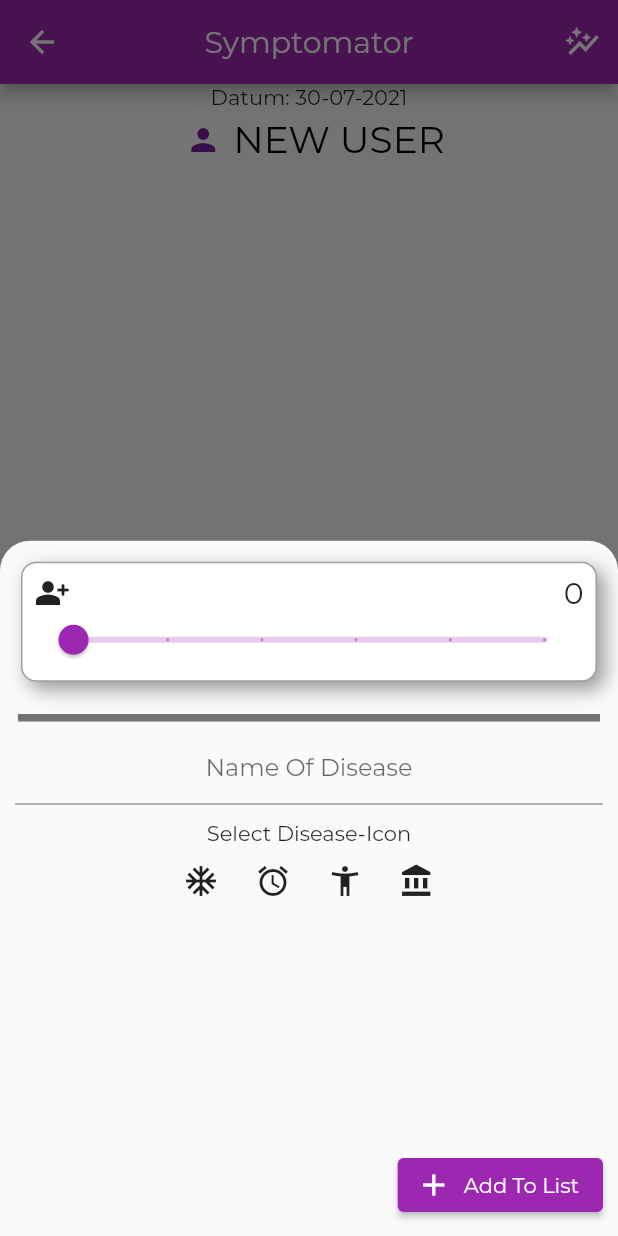
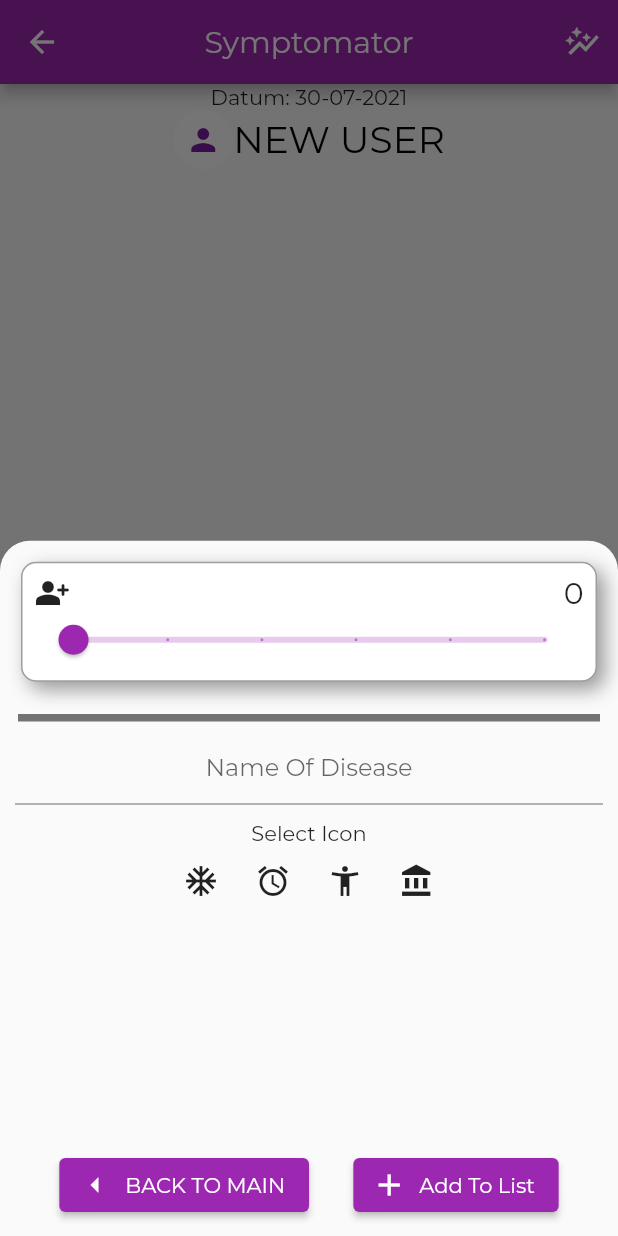
Before and after one commit to Zwennsch/Symptomator, a Flutter app: the MainScreen screen opened by its route, after a tap on "ADD NEW", on a phone screen of 412 x 824 dp. Run offline on Flutter 3.47's test engine with Material 2 defaults, Android fonts, the phone set to English and light mode, and no system bars; accounts and stored records are empty; project files that could hold a hidden picture were left out.

Commit message:
added functionality to add diseases from add_disease that get diplayed at main_screen

```diff
--- a/lib/backend/disease.dart
+++ b/lib/backend/disease.dart
@@ -5,4 +5,10 @@ class Disease {
   final String name;
 
   Disease(this.icon, this.name);
+
+  @override
+  String toString() {
+    // TODO: implement toString
+    return 'name: $name';
+  }
 }
--- a/lib/backend/user.dart
+++ b/lib/backend/user.dart
@@ -7,7 +7,7 @@ class User {
   // final int _id;
   final String surName1;
 
-  final List<Disease> _diseases = [];
+  List<Disease> diseases = [];
 
   final List<UserEntry> _allEntries = [];
   User({required this.name1, required this.surName1});
@@ -23,6 +23,10 @@ class User {
   String get name => name1;
   String get surName => surName1;
   // TODO: this has to return an unmodifiable ListView
-  List<Disease> get diseases => _diseases;
+  // List<Disease> get diseases => _diseases;
+  // void set diseases(List<Disease> diseases) {
+  //   _diseases = diseases;
+  // }
+
   List<UserEntry> get allEntries => _allEntries;
 }
--- a/lib/screens/add_disease_screen.dart
+++ b/lib/screens/add_disease_screen.dart
@@ -1,9 +1,11 @@
+
 import 'package:flutter/material.dart';
 import 'package:symptomator/backend/disease.dart';
 import 'package:symptomator/widgets/illness_card.dart';
 
 class AddDisease extends StatefulWidget {
-  const AddDisease({Key? key}) : super(key: key);
+  final List<Disease> userDiseases;
+  const AddDisease({Key? key, required this.userDiseases}) : super(key: key);
 
   @override
   _AddDiseaseState createState() => _AddDiseaseState();
@@ -12,6 +14,14 @@ class AddDisease extends StatefulWidget {
 class _AddDiseaseState extends State<AddDisease> {
   String _nameOfDisease = '';
   Icon _iconOfDisease = const Icon(Icons.person_add_alt_rounded);
+  late List<Disease> _userDiseases;
+
+  @override
+  void initState() {
+    super.initState();
+    _userDiseases = widget.userDiseases;
+  }
+
   @override
   Widget build(BuildContext context) {
     return Container(
@@ -40,20 +50,18 @@ class _AddDiseaseState extends State<AddDisease> {
                 });
               }),
           const SizedBox(height: 10),
-          const Text('Select Disease-Icon'),
+          const Text('Select Icon'),
           Expanded(child: Wrap(children: iconsRow())),
-          // const Divider(
-          //   color: Colors.black54,
-          //   height: 10,
-          //   thickness: 2,
-          //   indent: 2,
-          //   endIndent: 2,
-          // ),
           Row(
-            mainAxisAlignment: MainAxisAlignment.end,
+            mainAxisAlignment: MainAxisAlignment.spaceEvenly,
             children: [
               ElevatedButton.icon(
-                  onPressed: () => print('back to main_screen'),
+                  onPressed: () => _sendDataToMainScreen(context),
+                  icon: const Icon(Icons.arrow_left_outlined),
+                  label: const Text('BACK TO MAIN')),
+              ElevatedButton.icon(
+                  onPressed: () => _userDiseases
+                      .add(Disease(_iconOfDisease, _nameOfDisease)),
                   icon: const Icon(Icons.add),
                   label: const Text('Add To List')),
             ],
@@ -61,6 +69,10 @@ class _AddDiseaseState extends State<AddDisease> {
         ],
       ),
     );
+  }
+
+  void _sendDataToMainScreen(BuildContext context) {
+    Navigator.pop(context, _userDiseases);
   }
 
   List<IconButton> iconsRow() {
--- a/lib/screens/main_screen.dart
+++ b/lib/screens/main_screen.dart
@@ -1,7 +1,7 @@
 import 'package:flutter/material.dart';
 import 'package:symptomator/backend/disease.dart';
 import 'package:symptomator/backend/user.dart';
-import 'package:symptomator/my_flutter_app_icons.dart';
+// import 'package:symptomator/my_flutter_app_icons.dart';
 import 'package:symptomator/screens/add_disease_screen.dart';
 import 'package:symptomator/styles/text_styles.dart';
 import 'package:intl/intl.dart';
@@ -20,16 +20,26 @@ class MainScreen extends StatefulWidget {
 // TODO: side should not have any disease when user first opens page
 class _MainScreenState extends State<MainScreen> {
   String date = DateFormat('dd-MM-yyyy').format(DateTime.now());
+  late User _user;
+  late List<Disease> _userDieseases;
+
+  @override
+  void initState() {
+    super.initState();
+    _user = widget.user;
+    _userDieseases = widget.user.diseases;
+  }
+
   @override
   Widget build(BuildContext context) {
-    List<Disease> userDiseases = widget.user.diseases;
     return Scaffold(
       appBar: AppBar(
         title: const Text('Symptomator'),
         centerTitle: true,
         actions: [
           IconButton(
-            onPressed: () => print('still to fill out'),
+            // TODO: implement graphics!
+            onPressed: () {},
             icon: const Icon(Icons.auto_graph),
           ),
         ],
@@ -54,18 +64,7 @@ class _MainScreenState extends State<MainScreen> {
           ),
           Expanded(
             child: ListView(
-              children: [
-                // TODO: this should build the List of IllnessCards depending on the List<Disease>
-                // IllnessCard(
-                //     illnessIcon: Icon(MyFlutterApp.head_side_cough),
-                //     illness: "Husten"),
-                // IllnessCard(
-                //     illnessIcon: Icon(MyFlutterApp.temperatire),
-                //     illness: 'Fieber'),
-                // IllnessCard(
-                //     illnessIcon: Icon(MyFlutterApp2.head_side_virus),
-                //     illness: "Kopfschmerzen"),
-              ],
+              children: illnessCards(_userDieseases),
             ),
           ),
           Row(
@@ -77,13 +76,7 @@ class _MainScreenState extends State<MainScreen> {
                   icon: const Icon(Icons.save),
                   label: const Text('SAVE')),
               ElevatedButton.icon(
-                  onPressed: () => showModalBottomSheet(
-                      shape: const RoundedRectangleBorder(
-                          borderRadius: BorderRadius.only(
-                              topLeft: Radius.circular(20),
-                              topRight: Radius.circular(20))),
-                      context: context,
-                      builder: (context) => AddDisease()),
+                  onPressed: () => _getDiseasesFromAddDisease(context),
                   icon: const Icon(Icons.add),
                   label: const Text('ADD NEW')),
             ],
@@ -92,4 +85,26 @@ class _MainScreenState extends State<MainScreen> {
       ),
     );
   }
+
+  List<IllnessCard> illnessCards(List<Disease> diseases) {
+    final List<IllnessCard> illnessCards = [];
+    for (final Disease disease in diseases) {
+      illnessCards.add(IllnessCard(disease: disease));
+    }
+    return illnessCards;
+  }
+
+  Future<void> _getDiseasesFromAddDisease(BuildContext context) async {
+    final List<Disease> newDiseasesList =
+        (await showModalBottomSheet<List<Disease>>(
+            shape: const RoundedRectangleBorder(
+                borderRadius: BorderRadius.only(
+                    topLeft: Radius.circular(20),
+                    topRight: Radius.circular(20))),
+            context: context,
+            builder: (context) => AddDisease(userDiseases: _userDieseases)))!;
+    setState(() {
+      _userDieseases = newDiseasesList;
+    });
+  }
 }
```
